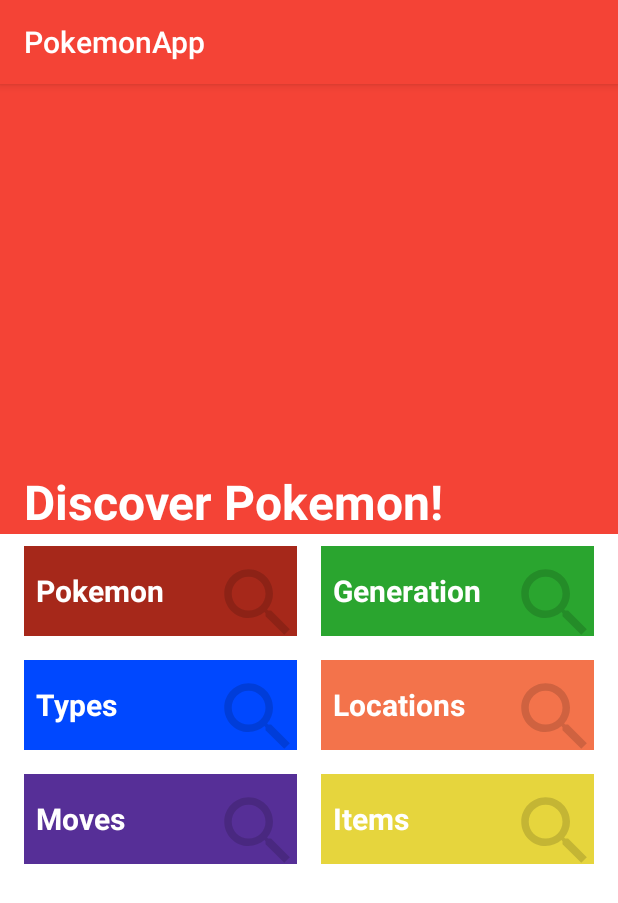
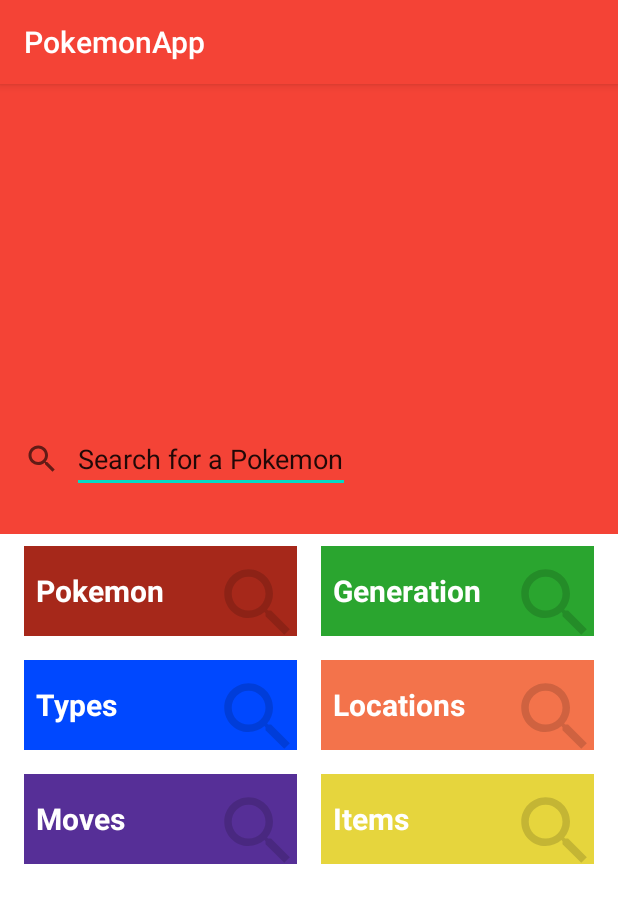
Before and after one commit to zanecarey/PokemonApp, an Android app: the screen it shows after launch (MainActivity), on a phone screen of 412 x 824 dp. Shown: the top 903 px of the screen. Run offline under Robolectric (Android 15) with nearby library versions, the phone set to English and light mode, and no system bars; our stand-ins replace Room's generated code.

Commit message:
Added search functionality to main screen

```diff
--- a/app/src/main/java/zane/carey/pokemonapp/ui/PokemonSearch/SearchFragment.kt
+++ b/app/src/main/java/zane/carey/pokemonapp/ui/PokemonSearch/SearchFragment.kt
@@ -6,6 +6,7 @@ import android.view.View
 import android.view.ViewGroup
 import androidx.fragment.app.DialogFragment
 import androidx.fragment.app.Fragment
+import kotlinx.android.synthetic.main.fragment_poke_search.view.*
 import zane.carey.pokemonapp.R
 
 class SearchFragment: Fragment() {
@@ -16,4 +17,13 @@ class SearchFragment: Fragment() {
     ): View? {
         return inflater.inflate(R.layout.fragment_poke_search, container, false)
     }
+
+    override fun onViewCreated(view: View, savedInstanceState: Bundle?) {
+        super.onViewCreated(view, savedInstanceState)
+
+        view.searchButton.setOnClickListener {
+            val entry = view.searchEntry.text.toString()
+            view.searchTest.text = entry
+        }
+    }
 }
--- a/app/src/main/res/layout/fragment_home_screen.xml
+++ b/app/src/main/res/layout/fragment_home_screen.xml
@@ -23,15 +23,22 @@
                 android:gravity="bottom"
                 android:orientation="vertical">
 
-            <TextView
-                android:id="@+id/discover_textView"
-                android:layout_width="wrap_content"
-                android:layout_height="wrap_content"
-                android:layout_marginStart="16dp"
-                android:text="Discover Pokemon!"
-                android:textColor="@color/white"
-                android:textSize="32sp"
-                android:textStyle="bold" />
+<!--            <TextView-->
+<!--                android:id="@+id/discover_textView"-->
+<!--                android:layout_width="wrap_content"-->
+<!--                android:layout_height="wrap_content"-->
+<!--                android:layout_marginStart="16dp"-->
+<!--                android:text="Discover Pokemon!"-->
+<!--                android:textColor="@color/white"-->
+<!--                android:textSize="32sp"-->
+<!--                android:textStyle="bold" />-->
+                <fragment
+                    android:id="@+id/search_fragment"
+                    android:name="zane.carey.pokemonapp.ui.PokemonSearch.SearchFragment"
+                    android:layout_width="wrap_content"
+                    android:layout_height="wrap_content"
+                    />
+
             </LinearLayout>
         </com.google.android.material.appbar.CollapsingToolbarLayout>
 
--- a/app/src/main/res/layout/fragment_poke_search.xml
+++ b/app/src/main/res/layout/fragment_poke_search.xml
@@ -19,17 +19,24 @@
             android:orientation="horizontal">
 
             <ImageView
+                android:id="@+id/searchButton"
                 android:layout_width="24dp"
                 android:layout_height="24dp"
                 android:layout_marginStart="8dp"
                 android:src="@drawable/ic_baseline_search_24"/>
 
             <EditText
+                android:id="@+id/searchEntry"
                 android:layout_width="match_parent"
                 android:layout_height="wrap_content"
                 android:layout_margin="8dp"
                 android:textSize="18sp"
                 android:text="Search for a Pokemon"/>
         </LinearLayout>
+        <TextView
+            android:id="@+id/searchTest"
+            android:layout_width="match_parent"
+            android:layout_height="wrap_content"/>
+
     </LinearLayout>
 </LinearLayout>
```
